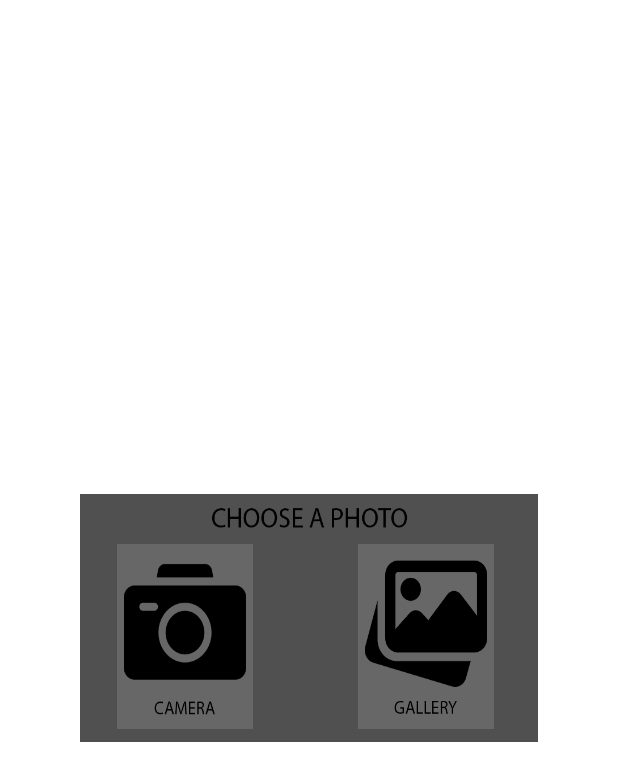
After one commit to AleksaDjordjevic97/LogoSticker, an Android app: the layout fragment_photo.xml on its own in the app's theme, with its tools: preview values and no code run, on a phone screen of 412 x 824 dp. The commit adds this screen. Shown: the top 781 px of the screen. Run offline under Robolectric (Android 15) with nearby library versions, the phone set to English and light mode, and no system bars.

Commit message:
Napravljen Fragment za ubacivanje fotografije preko kamere ili galerije

```diff
--- a/LogoStickerApp/app/build.gradle
+++ b/LogoStickerApp/app/build.gradle
@@ -42,9 +42,13 @@ dependencies {
     implementation 'androidx.appcompat:appcompat:1.2.0'
     implementation 'com.google.android.material:material:1.3.0'
     implementation 'androidx.constraintlayout:constraintlayout:2.0.4'
+    implementation 'androidx.legacy:legacy-support-v4:1.0.0'
     testImplementation 'junit:junit:4.+'
     androidTestImplementation 'androidx.test.ext:junit:1.1.2'
     androidTestImplementation 'androidx.test.espresso:espresso-core:3.3.0'
+
+    implementation "androidx.fragment:fragment-ktx:1.2.5"
+    implementation "androidx.navigation:navigation-fragment-ktx:2.3.3"
 
     implementation 'com.github.bumptech.glide:glide:4.11.0'
     annotationProcessor 'com.github.bumptech.glide:compiler:4.11.0'
--- /dev/null
+++ b/LogoStickerApp/app/src/main/res/layout/fragment_photo.xml
@@ -0,0 +1,70 @@
+<?xml version="1.0" encoding="utf-8"?>
+<androidx.constraintlayout.widget.ConstraintLayout xmlns:android="http://schemas.android.com/apk/res/android"
+    xmlns:app="http://schemas.android.com/apk/res-auto"
+    xmlns:tools="http://schemas.android.com/tools"
+    android:layout_width="match_parent"
+    android:layout_height="match_parent"
+    android:background="@android:color/transparent"
+    tools:context=".fragments.PhotoFragment">
+
+
+    <ImageView
+        android:id="@+id/imgChoosePhotoBackground"
+        android:layout_width="0dp"
+        android:layout_height="0dp"
+        app:layout_constraintWidth_percent="0.74"
+        app:layout_constraintHeight_percent="0.2"
+        android:scaleType="fitXY"
+        android:src="@drawable/popup_choose_a_photo"
+        app:layout_constraintBottom_toBottomOf="parent"
+        app:layout_constraintEnd_toEndOf="parent"
+        app:layout_constraintStart_toStartOf="parent"
+        app:layout_constraintTop_toTopOf="parent" />
+
+    <ImageButton
+        android:id="@+id/btnCamera"
+        android:layout_width="0dp"
+        android:layout_height="0dp"
+        android:background="@android:color/transparent"
+        android:scaleType="fitXY"
+        android:src="@drawable/camera_btn"
+        app:layout_constraintBottom_toTopOf="@+id/guideline3FP"
+        app:layout_constraintEnd_toStartOf="@+id/guideline1FP"
+        app:layout_constraintHeight_percent="0.15"
+        app:layout_constraintWidth_percent="0.22" />
+
+    <ImageButton
+        android:id="@+id/btnGallery"
+        android:layout_width="0dp"
+        android:layout_height="0dp"
+        android:background="@android:color/transparent"
+        android:scaleType="fitXY"
+        android:src="@drawable/gallery_btn"
+        app:layout_constraintBottom_toTopOf="@+id/guideline3FP"
+        app:layout_constraintHeight_percent="0.15"
+        app:layout_constraintStart_toStartOf="@+id/guideline2FP"
+        app:layout_constraintWidth_percent="0.22" />
+
+    <androidx.constraintlayout.widget.Guideline
+        android:id="@+id/guideline1FP"
+        android:layout_width="wrap_content"
+        android:layout_height="wrap_content"
+        android:orientation="vertical"
+        app:layout_constraintGuide_percent="0.41" />
+
+    <androidx.constraintlayout.widget.Guideline
+        android:id="@+id/guideline2FP"
+        android:layout_width="wrap_content"
+        android:layout_height="wrap_content"
+        android:orientation="vertical"
+        app:layout_constraintGuide_percent="0.58" />
+
+    <androidx.constraintlayout.widget.Guideline
+        android:id="@+id/guideline3FP"
+        android:layout_width="wrap_content"
+        android:layout_height="wrap_content"
+        android:orientation="horizontal"
+        app:layout_constraintGuide_percent="0.59" />
+
+
+</androidx.constraintlayout.widget.ConstraintLayout>
--- a/LogoStickerApp/app/src/main/res/values/strings.xml
+++ b/LogoStickerApp/app/src/main/res/values/strings.xml
@@ -1,3 +1,5 @@
 <resources>
     <string name="app_name">LogoStickerApp</string>
+    <!-- TODO: Remove or change this placeholder text -->
+    <string name="hello_blank_fragment">Hello blank fragment</string>
 </resources>
```
Also changed, not shown: LogoStickerApp/app/src/main/java/com/example/logostickerapp/EditorActivity.kt (+69 -35 lines), LogoStickerApp/app/src/main/java/com/example/logostickerapp/fragments/PhotoFragment.kt (added, +170 -0 lines), LogoStickerApp/app/src/main/res/layout/activity_editor.xml (+10 -0 lines).
